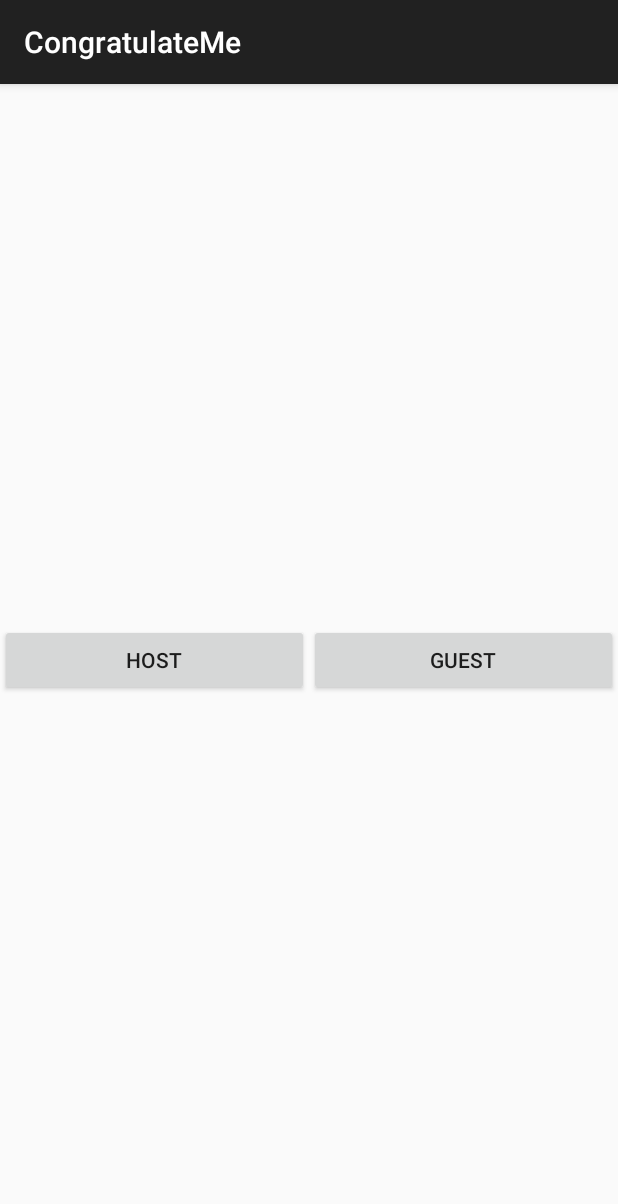
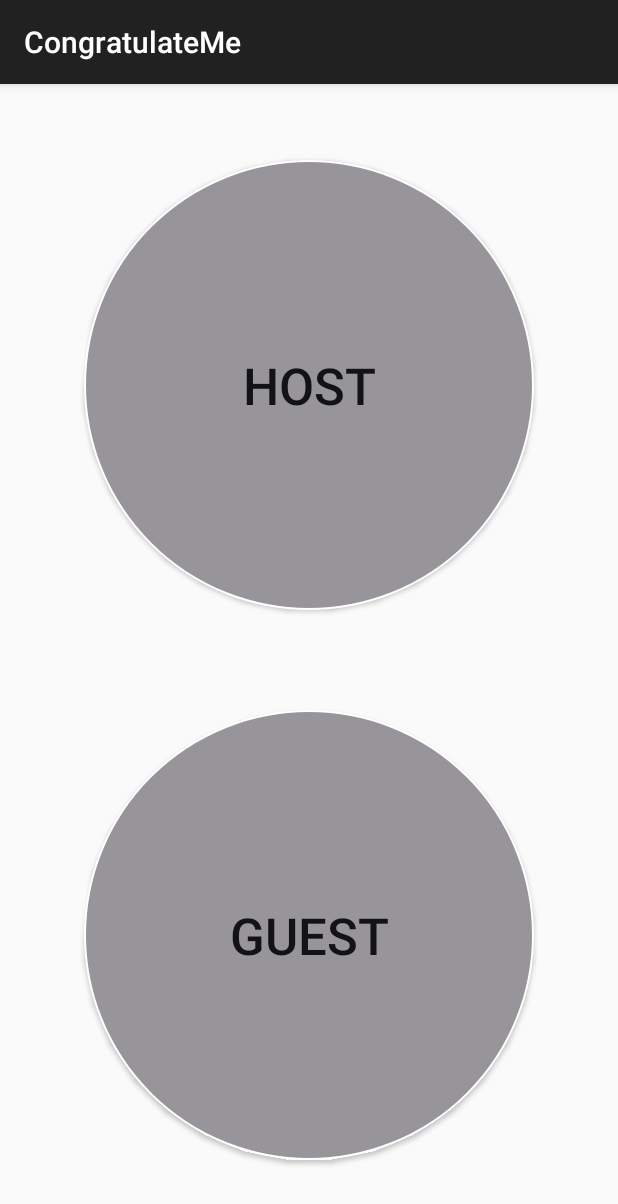
Before and after one commit to Badrelmb/CongratulateMe, an Android app built with Jetpack Compose: the ChooseRoleActivity screen opened directly, with no data from a screen before it, on a phone screen of 412 x 824 dp. Shown: the top 1204 px of the screen. Run offline under Robolectric (Android 15) with nearby library versions, the phone set to English and light mode, and no system bars; our stand-ins replace Firebase (no records; nobody signed in at launch, a user with empty details on screens opened directly).

Commit message:
final commit

```diff
--- /dev/null
+++ b/app/src/main/res/drawable/circular_button.xml
@@ -0,0 +1,19 @@
+<?xml version="1.0" encoding="utf-8"?>
+<shape xmlns:android="http://schemas.android.com/apk/res/android"
+    android:shape="oval">
+    <solid android:color="#97959A"/> <!-- Use your desired button color -->
+    <!-- You can add a size attribute here if you want a fixed size for the drawable -->
+    <size
+        android:width="100dp"
+        android:height="100dp"/>
+    <!-- Add padding if necessary -->
+    <padding
+        android:left="10dp"
+        android:top="10dp"
+        android:right="10dp"
+        android:bottom="10dp"/>
+    <!-- Optionally add a stroke -->
+    <stroke
+        android:width="1dp"
+        android:color="#FFFFFF"/> <!-- Stroke color -->
+</shape>
--- a/app/src/main/res/layout/activity_choose_role.xml
+++ b/app/src/main/res/layout/activity_choose_role.xml
@@ -8,24 +8,29 @@
 
     <Button
         android:id="@+id/buttonHost"
-        android:layout_width="0dp"
-        android:layout_height="wrap_content"
+        android:layout_width="300dp"
+        android:layout_height="300dp"
+        android:layout_marginBottom="100px"
+        android:background="@drawable/circular_button"
         android:text="Host"
+        android:textSize="34sp"
+        app:layout_constraintBottom_toTopOf="@+id/buttonGuest"
+        app:layout_constraintEnd_toEndOf="parent"
+        app:layout_constraintHorizontal_bias="0.5"
+        app:layout_constraintStart_toStartOf="parent"
         app:layout_constraintTop_toTopOf="parent"
-        app:layout_constraintBottom_toBottomOf="parent"
-        app:layout_constraintEnd_toStartOf="@+id/buttonGuest"
-        app:layout_constraintStart_toStartOf="parent"
-        app:layout_constraintHorizontal_chainStyle="packed"
-        app:layout_constraintHorizontal_bias="0.5"/>
+        app:layout_constraintVertical_chainStyle="packed" />
 
     <Button
         android:id="@+id/buttonGuest"
-        android:layout_width="0dp"
-        android:layout_height="wrap_content"
+        android:layout_width="300dp"
+        android:layout_height="300dp"
+        android:background="@drawable/circular_button"
         android:text="Guest"
-        app:layout_constraintTop_toTopOf="parent"
+        android:textSize="34sp"
         app:layout_constraintBottom_toBottomOf="parent"
         app:layout_constraintEnd_toEndOf="parent"
-        app:layout_constraintStart_toEndOf="@+id/buttonHost" />
+        app:layout_constraintStart_toStartOf="parent"
+        app:layout_constraintTop_toBottomOf="@+id/buttonHost" />
 
 </androidx.constraintlayout.widget.ConstraintLayout>
```
Also changed, not shown: app/src/main/java/com/example/congratulateme/GuestActivity.java (+18 -8 lines), app/src/main/java/com/example/congratulateme/ScanQRCodeFragment.java (+44 -2 lines).
